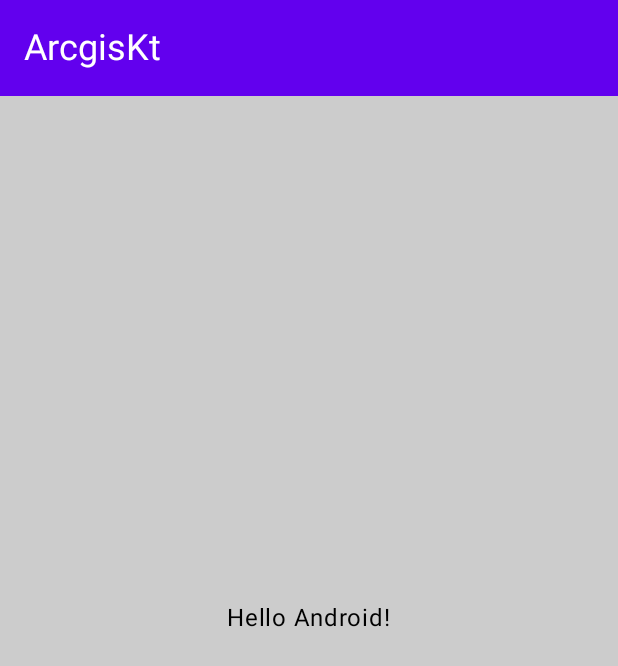
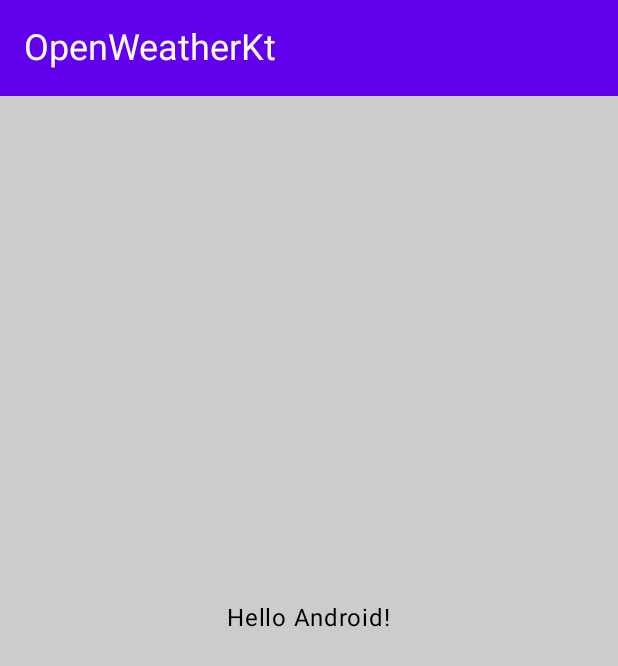
Before and after one commit to OhhTuRnz/MAD_2024, an Android app built with Jetpack Compose: the screen it shows after launch (MainActivity), on a phone screen of 412 x 824 dp. Shown: the top 666 px of the screen. Run offline under Robolectric (Android 15) with nearby library versions, the phone set to English and light mode, and no system bars.

Commit message:
Changed name

```diff
--- a/app/src/main/java/com/example/mad_2024_app/MainActivity.kt
+++ b/app/src/main/java/com/example/mad_2024_app/MainActivity.kt
@@ -58,7 +58,7 @@ fun Header(headerColor: Color) {
         modifier = Modifier.fillMaxWidth()
     ) {
         Text(
-            text = "ArcgisKt",
+            text = "OpenWeatherKt",
             color = Color.White,
             style = MaterialTheme.typography.headlineSmall,
             modifier = Modifier.padding(16.dp)
```
